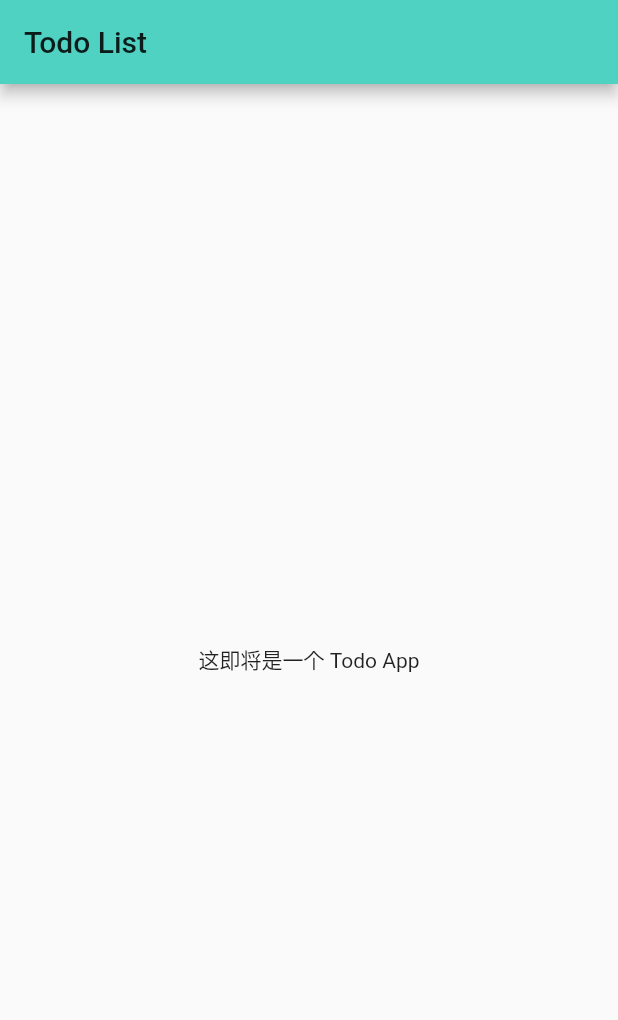
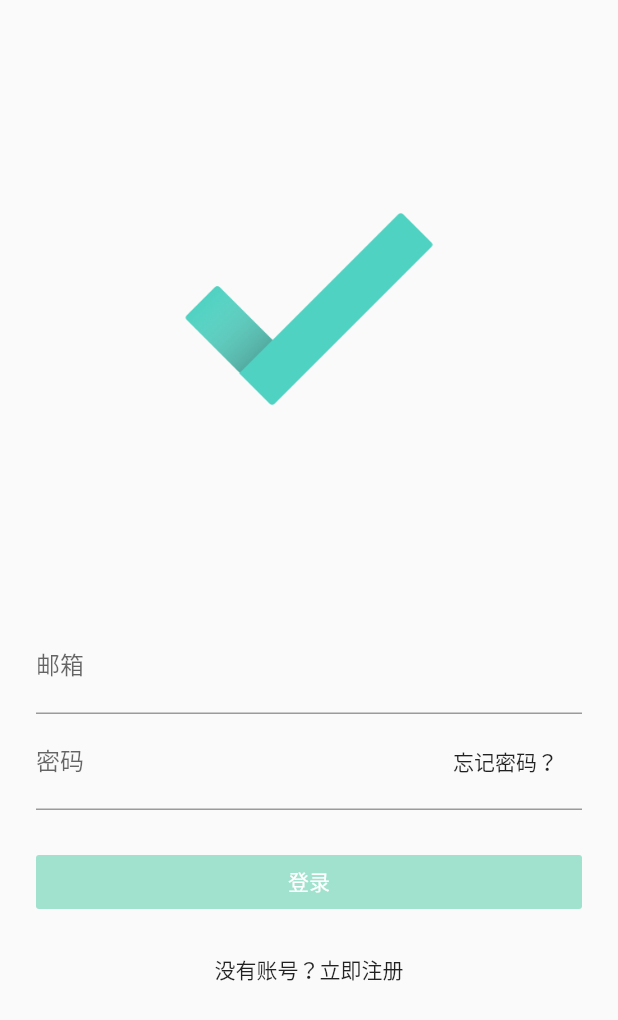
Before and after one commit to OneeMe/todo_list, a Flutter app: the screen it shows after launch, on a phone screen of 412 x 824 dp. Shown: the top 1020 px of the screen. Run offline on Flutter 3.47's test engine with Material 2 defaults, Android fonts, the phone set to English and light mode, and no system bars.

Commit message:
complete part-1 code

```diff
--- a/lib/main.dart
+++ b/lib/main.dart
@@ -1,6 +1,8 @@
 import 'package:flutter/material.dart';
 import 'package:flutter_localizations/flutter_localizations.dart';
 import 'package:todo_list/config/colors.dart';
+
+import './pages/login.dart';
 
 void main() => runApp(MyApp());
 
@@ -23,23 +25,7 @@ class MyApp extends StatelessWidget {
         const Locale('en'),
         const Locale('zh', 'CN'),
       ],
-      home: MyHomePage(title: 'Todo List'),
+      home: LoginPage(),
     );
   }
 }
-
-class MyHomePage extends StatelessWidget {
-  MyHomePage({Key key, this.title}) : super(key: key);
-
-  final String title;
-
-  @override
-  Widget build(BuildContext context) {
-    return Scaffold(
-      appBar: AppBar(
-        title: Text(title),
-      ),
-      body: Center(child: Text('这即将是一个 Todo App')),
-    );
-  }
-}
--- /dev/null
+++ b/lib/pages/login.dart
@@ -0,0 +1,192 @@
+import 'package:flutter/material.dart';
+import 'package:http/http.dart';
+import 'dart:convert';
+
+class LoginPage extends StatefulWidget {
+  @override
+  _LoginPageState createState() => _LoginPageState();
+}
+
+class _LoginPageState extends State<LoginPage> {
+  bool canLogin;
+
+  TextEditingController _emailController = TextEditingController();
+  TextEditingController _passwordController = TextEditingController();
+
+  @override
+  void initState() {
+    super.initState();
+    canLogin = false;
+  }
+
+  void _checkInputValid(String _) {
+    bool isInputValid = _emailController.text.contains('@') &&
+        _passwordController.text.length >= 6;
+    if (isInputValid == canLogin) {
+      return;
+    }
+    setState(() {
+      canLogin = isInputValid;
+    });
+  }
+
+  _login() async {
+    String email = _emailController.text;
+    String password = _passwordController.text;
+    showDialog(
+        context: context,
+        builder: (BuildContext context) {
+          return Dialog(
+            child: Padding(
+              padding: const EdgeInsets.only(top: 15.0, bottom: 15.0),
+              child: Row(
+                mainAxisAlignment: MainAxisAlignment.center,
+                children: <Widget>[
+                  CircularProgressIndicator(),
+                  Text('请求中...'),
+                ],
+              ),
+            ),
+          );
+        });
+    Response response = await post('http://10.0.2.2:8989/login',
+        body: JsonEncoder().convert({
+          'email': email,
+          'password': password,
+        }),
+        headers: {
+          'Content-Type': 'application/json',
+        });
+    Map<String, dynamic> body = JsonDecoder().convert(response.body);
+    print(body);
+    Navigator.of(context).pop();
+    showDialog(
+        context: context,
+        builder: (BuildContext context) => AlertDialog(
+              title: Text('服务器返回信息'),
+              content: Text(body['error'].isEmpty
+                  ? '登录成功'
+                  : '登录失败，服务器信息为：${body['error']}'),
+              actions: <Widget>[
+                FlatButton(
+                  child: Text('确定'),
+                  onPressed: () {
+                    Navigator.of(context).pop();
+                  },
+                )
+              ],
+            ));
+  }
+
+  @override
+  Widget build(BuildContext context) {
+    FocusNode emailFocusNode = FocusNode();
+    FocusNode passwordFocusNode = FocusNode();
+    return Scaffold(
+      body: GestureDetector(
+        onTap: () {
+          emailFocusNode.unfocus();
+          passwordFocusNode.unfocus();
+        },
+        child: SingleChildScrollView(
+          child: ConstrainedBox(
+            constraints: BoxConstraints(
+              maxHeight: MediaQuery.of(context).size.height,
+            ),
+            child: Column(
+              children: <Widget>[
+                Expanded(
+                  child: Container(
+                    child: Center(
+                      child: FractionallySizedBox(
+                        child: Image.asset('assets/images/mark.png'),
+                        widthFactor: 0.4,
+                        heightFactor: 0.4,
+                      ),
+                    ),
+                  ),
+                ),
+                Expanded(
+                  child: Container(
+                      child: Column(
+                    crossAxisAlignment: CrossAxisAlignment.stretch,
+                    children: <Widget>[
+                      Padding(
+                        padding:
+                            EdgeInsets.only(left: 24, right: 24, bottom: 12),
+                        child: Column(
+                          crossAxisAlignment: CrossAxisAlignment.stretch,
+                          children: <Widget>[
+                            TextField(
+                              decoration: InputDecoration(
+                                hintText: '请输入邮箱',
+                                labelText: '邮箱',
+                              ),
+                              focusNode: emailFocusNode,
+                              keyboardType: TextInputType.emailAddress,
+                              textInputAction: TextInputAction.next,
+                              onSubmitted: (String value) {
+                                FocusScope.of(context)
+                                    .requestFocus(passwordFocusNode);
+                              },
+                              onChanged: _checkInputValid,
+                              controller: _emailController,
+                            ),
+                            TextField(
+                              decoration: InputDecoration(
+                                hintText: '请输入六位以上的密码',
+                                labelText: '密码',
+                                suffixIcon: FlatButton(
+                                  child: Text('忘记密码？'),
+                                  onPressed: () {},
+                                ),
+                              ),
+                              obscureText: true,
+                              focusNode: passwordFocusNode,
+                              textInputAction: TextInputAction.done,
+                              onChanged: _checkInputValid,
+                              controller: _passwordController,
+                            ),
+                          ],
+                        ),
+                      ),
+                      Padding(
+                        padding: EdgeInsets.only(
+                            left: 24, right: 24, top: 12, bottom: 12),
+                        child: FlatButton(
+                          onPressed: canLogin ? _login : null,
+                          color: Color.fromRGBO(69, 202, 181, 1),
+                          disabledColor: Color.fromRGBO(69, 202, 160, 0.5),
+                          child: Text(
+                            '登录',
+                            style: TextStyle(
+                              color: Colors.white,
+                            ),
+                          ),
+                        ),
+                      ),
+                      Padding(
+                        padding: EdgeInsets.only(
+                            left: 24, right: 24, top: 12, bottom: 12),
+                        child: Row(
+                          mainAxisAlignment: MainAxisAlignment.center,
+                          children: <Widget>[
+                            Text('没有账号？'),
+                            InkWell(
+                              child: Text('立即注册'),
+                              onTap: () {},
+                            ),
+                          ],
+                        ),
+                      ),
+                    ],
+                  )),
+                ),
+              ],
+            ),
+          ),
+        ),
+      ),
+    );
+  }
+}
--- a/pubspec.yaml
+++ b/pubspec.yaml
@@ -26,6 +26,7 @@ dependencies:
   flutter_localizations:
     sdk: flutter
   flutter_cupertino_localizations: ^1.0.1
+  http: ^0.12.0
 
 dev_dependencies:
   flutter_test:
@@ -42,7 +43,8 @@ flutter:
   # included with your application, so that you can use the icons in
   # the material Icons class.
   uses-material-design: true
-
+  assets:
+    - assets/images/mark.png
   # To add assets to your application, add an assets section, like this:
   # assets:
   #  - images/a_dot_burr.jpeg
```
Also changed, not shown: pubspec.lock.
